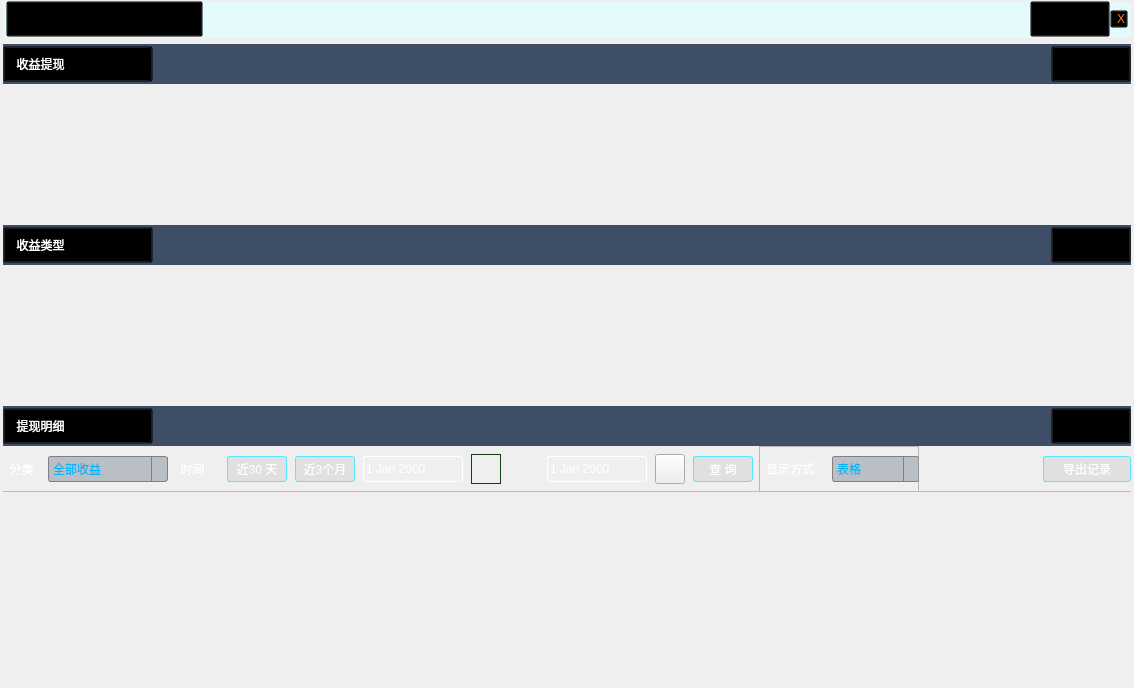
huizhang556/pc-video-player, file VideoPlayer/creator/income/Income.ui: the form before one commit.
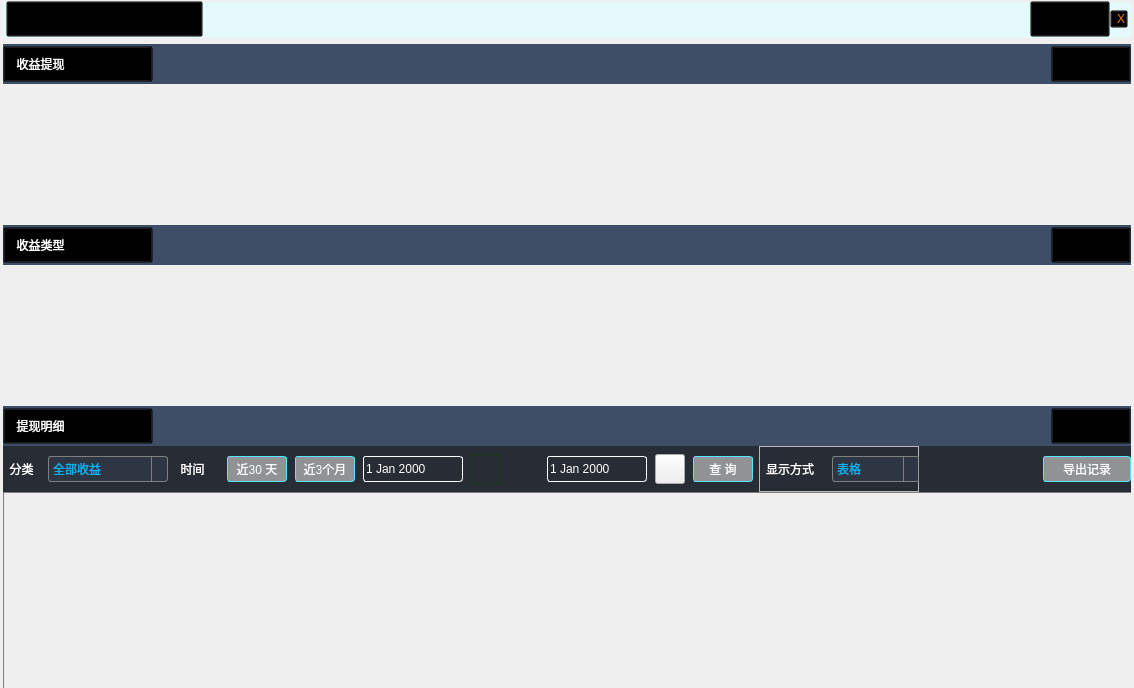
The form after the commit. The open tabs and pages were chosen to show the change. Icons and pictures are not drawn. Custom widgets are drawn as their Qt base class.

The edit to the form file:
```diff
--- a/VideoPlayer/creator/income/Income.ui
+++ b/VideoPlayer/creator/income/Income.ui
@@ -703,7 +703,7 @@
                <string notr="true">#widget_bottom
 {
 border: 0px solid #57e5ff;
-border-bottom-width: 1px;
+background-color: #282c34;
 }</string>
               </property>
               <layout class="QHBoxLayout" name="horizontalLayout_30">
@@ -1429,34 +1429,36 @@
                 <item>
                  <widget class="QTableWidget" name="tableWidget_records">
                   <property name="styleSheet">
-                   <string notr="true">QHeaderView
+                   <string notr="true">/*横向、垂直表头整体样式*/
+QHeaderView
 {
 font: 15px &quot;宋体&quot;;
 color:rgb(230, 230, 230);
-background-color: rgb(80, 80, 80);
 }
 
+/*横向、垂直表头section整体样式*/
+QHeaderView::section
+{
+font: 15px &quot;宋体&quot;;
+}
+
+/*横表头section*/
 QHeaderView::section:horizontal
-{/*横表头*/
-min-height:30px;
-border-bottom:1px solid rgb(0, 170, 255);
-background-color: qlineargradient(spread:pad, x1:1, y1:0, x2:1, y2:1, stop:0 rgba(60, 60, 60, 255), stop:0.301136 rgba(40, 40, 40, 255), stop:0.909091 rgba(68, 68, 68, 255));
+{
+min-height: 36px;
+border-bottom:0px solid rgb(0, 170, 255);
+background-color:#2f5f51;
 }
 
+/*竖表头section*/
 QHeaderView::section:vertical
-{/*竖表头*/
+{
 min-width:60px;
-padding-left:15px;
-border:1px solid rgb(128, 128, 128);
-border-top:0;
-border-left:0;
-background-color: qlineargradient(spread:pad, x1:1, y1:0, x2:1, y2:1, stop:0 rgba(60, 60, 60, 255), stop:0.301136 rgba(40, 40, 40, 255), stop:0.909091 rgba(68, 68, 68, 255));
+border:0px solid rgb(128, 128, 128);
+background-color:#2f5f51;
 }
 
-QHeaderView::section
-{
-font: 15px &quot;宋体&quot;;
-}
+
 
 QHeaderView::section:hover
 {
@@ -1470,12 +1472,6 @@
 color: rgb(255, 170, 0);
 }
 
-QHeaderView::section:selected
-{
-font: 15px &quot;宋体&quot;;
-color: rgb(255, 170, 0);
-}
-
 QHeaderView::section:checked:hover
 {
 color: rgb(230, 230, 230);
@@ -1491,49 +1487,66 @@
 
 QHeaderView::up-arrow
 {
+
 }
 
+
 /*表格*/
-QTableWidget
+QTableView
 {/*对齐方式代码设置*/
 border:0px solid rgb(128, 128, 128);
+border-left-width: 1px;
+border-top-width: 1px;
 gridline-color: rgb(128, 128, 128);/*网格线颜色*/
 background-color: transparent;
 }
 
-QTableWidget QTableCornerButton::section
+QTableView QTableCornerButton::section
 {/*表头左上*/
 border:0;
 border-bottom:1px solid rgb(0, 170, 255);
 background-color: qlineargradient(spread:pad, x1:1, y1:0, x2:1, y2:1, stop:0 rgba(60, 60, 60, 255), stop:0.301136 rgba(40, 40, 40, 255), stop:0.909091 rgba(68, 68, 68, 255));
 }
 
-QTableWidget::item
-{/*表内容*/
+QTableView::verticalHeader
+{
+    border: 0;
+}
+
+QTableView::horizontalHeader 
+{
+    border: 0;
+}
+
+QTableView::item
+{
 font: 15px &quot;宋体&quot;;
+border:0px solid rgb(128, 128, 128);
+border-bottom-width: 1px;
+border-right-width: 1px;
 color: rgb(230, 230, 230);
-background-color: rgb(80, 80, 80);
+background-color: #222640;
 }
 
-QTableWidget::item:selected
+QTableView::item:selected
 {
 color: #03b2f5;
-background-color: rgba(61, 78, 102,0.5);
+background-color: #303951;
 }
 
-QTableWidget::indicator
+QTableView::indicator
 {
 width: 20px;
 height: 20px;
 }
 
-QTableWidget::indicator:enabled:checked
+QTableView::indicator:enabled:checked
 {
 image: ;
 }
 
 
-QTableWidget::indicator:enabled:unchecked
+QTableView::indicator:enabled:unchecked
 {
 image: ;
 }</string>
```
Left out of the diff: 6 changed lines with no effect on the pictures.
